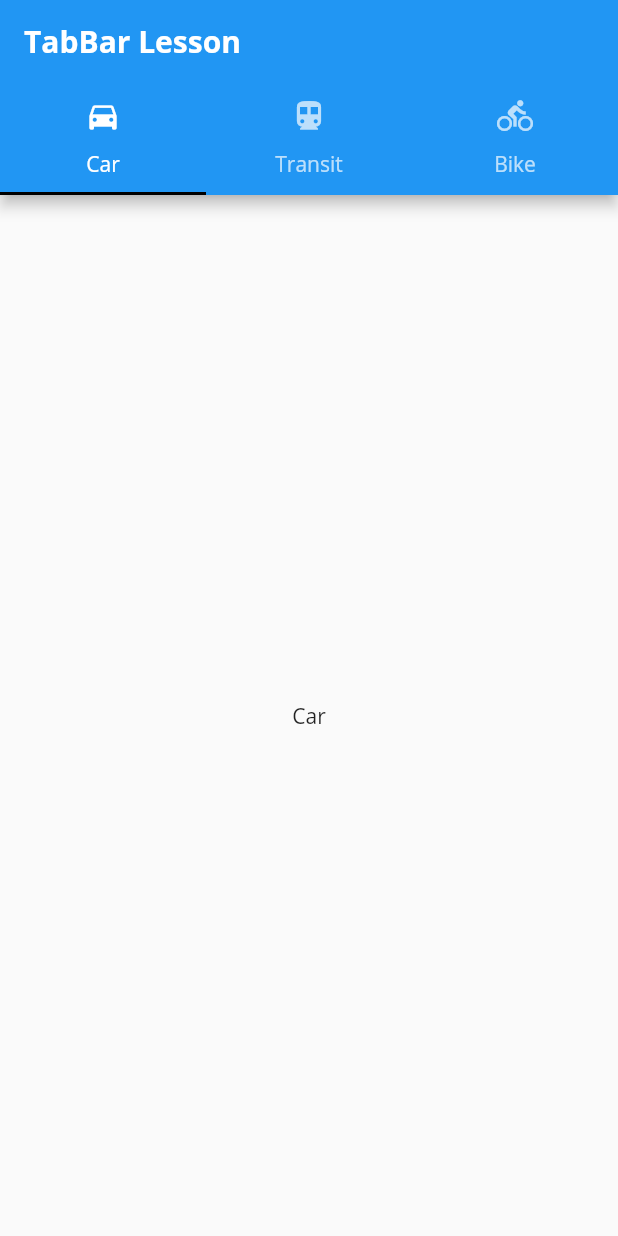
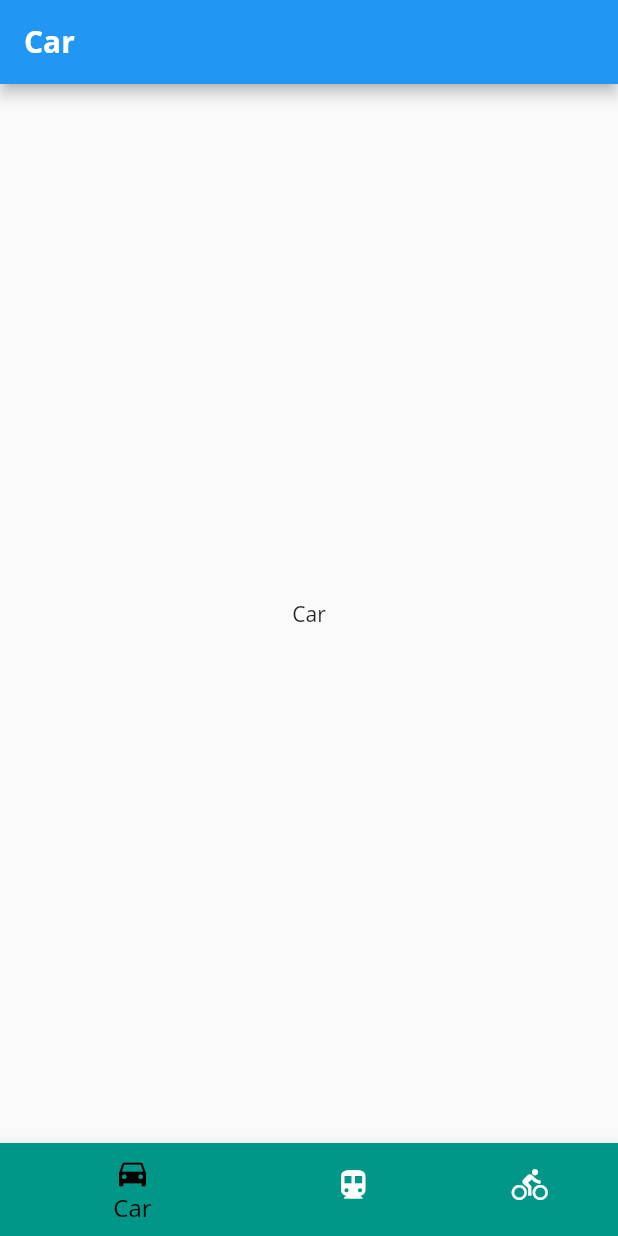
Before and after one commit to yaseen1998/flutterudemy, a Flutter app: the screen it shows after launch, on a phone screen of 412 x 824 dp. Run offline on Flutter 3.47's test engine with Material 2 defaults, Android fonts, the light colour scheme and no system bars.

Commit message:
TabBarBottom

```diff
--- a/lib/NavigatorLesson.dart
+++ b/lib/NavigatorLesson.dart
@@ -10,8 +10,16 @@ class NavigatorLesson extends StatelessWidget {
       body: InkWell(
         child: Text('go to lesson four'),
         onTap: () {
-          Navigator.pushNamed(context, 'lessonFour',
-              arguments: {'title': 'Lesson'});
+          // Navigator.pushNamed(context, 'lessonFour',
+          //     arguments: {'title': 'Lesson'});
+          Navigator.pushReplacementNamed(context, 'LessonFour',
+              arguments: {'title': 'Lesson'}
+              );
+              // difference between push and pushReplacement is that pushReplacement
+              // push : you can go back to the previous page
+              // pushReplacement: you can't go back to the previous page
+              // pushReplacementNamed: you can't go back to the previous page
+              // pushNamed: you can go back to the previous page
         },
       ),
     );
--- /dev/null
+++ b/lib/TabBarBottom.dart
@@ -0,0 +1,85 @@
+import 'package:flutter/material.dart';
+
+class TabBarBottom extends StatefulWidget {
+   TabBarBottom({super.key});
+
+  @override
+  State<TabBarBottom> createState() => _TabBarBottomState();
+}
+
+class _TabBarBottomState extends State<TabBarBottom> {
+  int _selectedIndex = 0;
+
+final List <Map<String,dynamic>> _page = [
+  {
+    'page':  const Scaffold(
+      body: Center(
+        child: Text('Car'),
+      ),
+    ),
+    'title': 'Car',
+  },
+  {
+    'page':  const Scaffold(
+      body: Center(
+        child: Text('Transit'),
+      ),
+    ),
+    'title':'Transit',
+  },
+  {
+    'page':  const Scaffold(
+      body: Center(
+        child: Text('Bike'),
+      ),
+    ),
+    'title': 'Bike',
+  }
+
+  ];
+
+  @override
+  Widget build(BuildContext context) {
+    return DefaultTabController(
+      length: 3,
+      child: Scaffold(
+        appBar: AppBar(
+          title: Text(_page[_selectedIndex]['title']),
+        ),
+        body: _page[_selectedIndex]['page'],
+        bottomNavigationBar:  BottomNavigationBar(
+          backgroundColor: Colors.teal,
+          selectedItemColor: Colors.black,
+          unselectedItemColor: Colors.white,
+          currentIndex: _selectedIndex,
+          selectedFontSize: 16,
+          unselectedFontSize: 12,
+          type: BottomNavigationBarType.shifting, // shifting delete background color and title
+          onTap: (index) {
+            // Respond to item press.
+            setState(() {
+              _selectedIndex = index;
+            });
+          },
+          items: const[
+            BottomNavigationBarItem(
+              backgroundColor: Colors.teal,
+              icon:  Icon(Icons.directions_car),
+              label: 'Car',
+            ),
+            BottomNavigationBarItem(
+              backgroundColor: Colors.teal,
+              icon:  Icon(Icons.directions_transit),
+              label: 'Transit',
+            ),
+            BottomNavigationBarItem(
+              backgroundColor: Colors.teal,
+              icon:  Icon(Icons.directions_bike),
+              label: 'Bike',
+            ),
+          ],
+        ),
+      ),
+    );
+  }
+}
--- a/lib/main.dart
+++ b/lib/main.dart
@@ -6,6 +6,7 @@ import 'package:udemy_flutter/LessonThree.dart';
 import 'package:udemy_flutter/LessonTwo.dart';
 import 'package:udemy_flutter/NavigatorLesson.dart';
 import 'package:udemy_flutter/Stack.dart';
+import 'package:udemy_flutter/TabBarBottom.dart';
 import 'package:udemy_flutter/TabBarLesson.dart';
 
 void main() {
@@ -18,7 +19,7 @@ class NewMain extends StatelessWidget {
   @override
   Widget build(BuildContext context) {
     return MaterialApp(
-      initialRoute: 'tabBar',
+      initialRoute: 'tabBarBottom',
       routes: {
         '': (context) => const LessonOne(),
         'lessonTwo': (context) => const LessonTwo(),
@@ -27,6 +28,7 @@ class NewMain extends StatelessWidget {
         NavigatorLesson.routeName: (context) => const NavigatorLesson(),
         'Drawer': (context) => const DrawerLesson(),
         'tabBar': (context) => const TabBarLesson(),
+        'tabBarBottom': (context) =>  TabBarBottom(),
       },
       theme: ThemeData(
         primarySwatch: Colors.teal,
```
